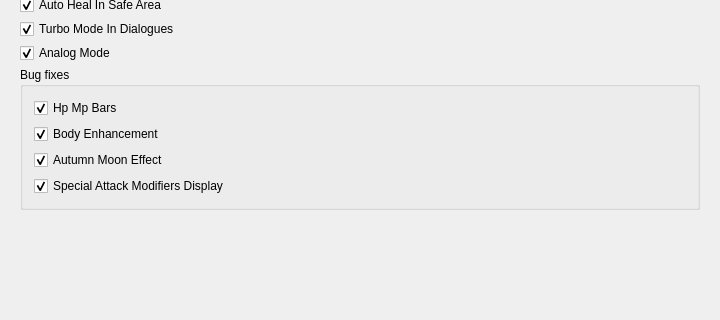
Meos4/Jade-Cocoon-Randomizer, file src/FrontendQt/DefaultDialog.ui: the form before one commit; both pictures show x 0 to 720 and y 141 to 461 of the 720 by 560 pixel window.
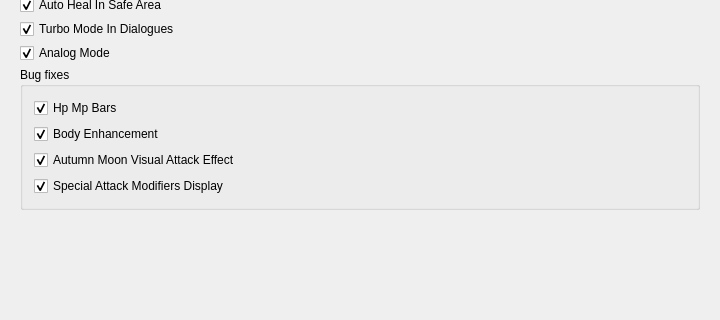
The form after the commit.

Commit message: Rename "Autumn Moon Effect" to "Autumn Moon Visual Attack Effect" for clarity

The edit to the form file:
```diff
--- a/src/FrontendQt/DefaultDialog.ui
+++ b/src/FrontendQt/DefaultDialog.ui
@@ -175,7 +175,7 @@
           <item>
            <widget class="QCheckBox" name="bugFixesAutumnMoonEffect">
             <property name="text">
-             <string>Autumn Moon Effect</string>
+             <string>Autumn Moon Visual Attack Effect</string>
             </property>
             <property name="checked">
              <bool>true</bool>
```
Left out of the diff: 2 changed lines with no effect on the pictures. The commit also changes 5 other files.
